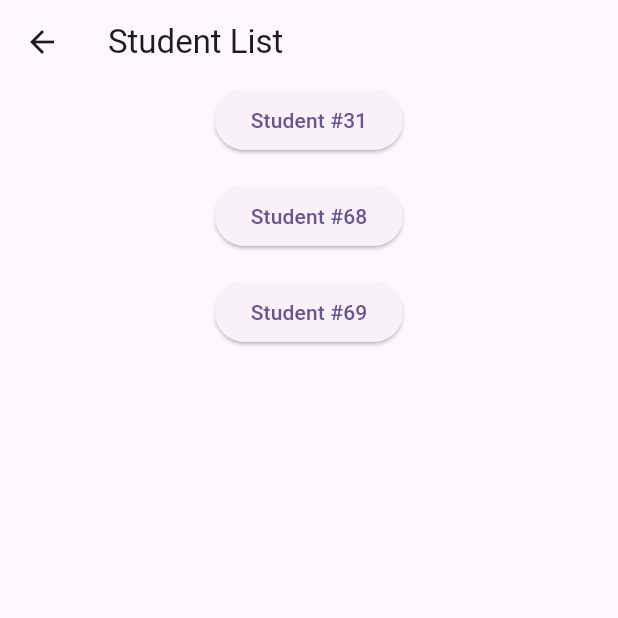
After one commit to canonflow/ET, a Flutter app: the StudentList screen opened by its route, on a phone screen of 412 x 824 dp, the top half of it. The commit adds this screen. Run offline on Flutter 3.47's test engine with Material 3 defaults, Android fonts, the phone set to English and light mode, and no system bars; network calls fail.

Commit message:
feat(week2): Add Exercise

```diff
--- a/Week 1/canonflow/lib/main.dart
+++ b/Week 1/canonflow/lib/main.dart
@@ -3,6 +3,7 @@ import 'package:canonflow/screen/basket.dart';
 import 'package:canonflow/screen/history.dart';
 import 'package:canonflow/screen/home.dart';
 import 'package:canonflow/screen/search.dart';
+import 'package:canonflow/screen/student/student-list.dart';
 import 'package:flutter/material.dart';
 
 void main() {
@@ -39,6 +40,7 @@ class MyApp extends StatelessWidget {
       routes: {
         'about': (context) => const About(),
         'basket': (context) => const Basket(),
+        'student.list': (context) => StudentList(),
       },
     );
   }
@@ -217,6 +219,13 @@ class _MyHomePageState extends State<MyHomePage> {
               Navigator.popAndPushNamed(context, "about");
             },
           ),
+          ListTile(
+            title: const Text("Student List"),
+            leading: const Icon(Icons.list),
+            onTap: () {
+              Navigator.popAndPushNamed(context, "student.list");
+            },
+          ),
         ],
       ),
     );
--- /dev/null
+++ b/Week 1/canonflow/lib/screen/student/student-list.dart
@@ -0,0 +1,61 @@
+import 'package:canonflow/screen/student/student-detail.dart';
+import 'package:flutter/material.dart';
+import 'dart:math';
+
+
+class StudentList extends StatelessWidget {
+  StudentList({ super.key }) {
+    nums = [
+      random.nextInt(70) + 1,
+      random.nextInt(70) + 1,
+      random.nextInt(70) + 1
+    ];
+  }
+  final Random random = Random.secure();
+  late final List<int> nums;  // Use late because it's initialize in the constructor
+
+
+  @override
+  Widget build(BuildContext context) {
+    return Scaffold(
+      appBar: AppBar(
+        title: const Text("Student List"),
+      ),
+      body: Center(
+        child: Column(
+          children: [
+            ElevatedButton(
+              onPressed: () {
+                Navigator.push(
+                  context,
+                  MaterialPageRoute(builder: (context) => StudentDetail(nums[0]))
+                );
+              },
+              child: Text('Student #${nums[0]}'),
+            ),
+            const SizedBox(height: 16),  // Spacing
+            ElevatedButton(
+              onPressed: () {
+                Navigator.push(
+                  context,
+                  MaterialPageRoute(builder: (context) => StudentDetail(nums[1]))
+                );
+              },
+              child: Text('Student #${nums[1]}')
+            ),
+            const SizedBox(height: 16),  // Spacing
+            ElevatedButton(
+              onPressed: () {
+                Navigator.push(
+                  context,
+                  MaterialPageRoute(builder: (context) => StudentDetail(nums[2]))
+                );
+              },
+              child: Text('Student #${nums[2]}')
+            )
+          ],
+        )
+      ),
+    );
+  }
+}
```
Also changed, not shown: Week 1/canonflow/lib/screen/student/student-detail.dart (added, +38 -0 lines).
